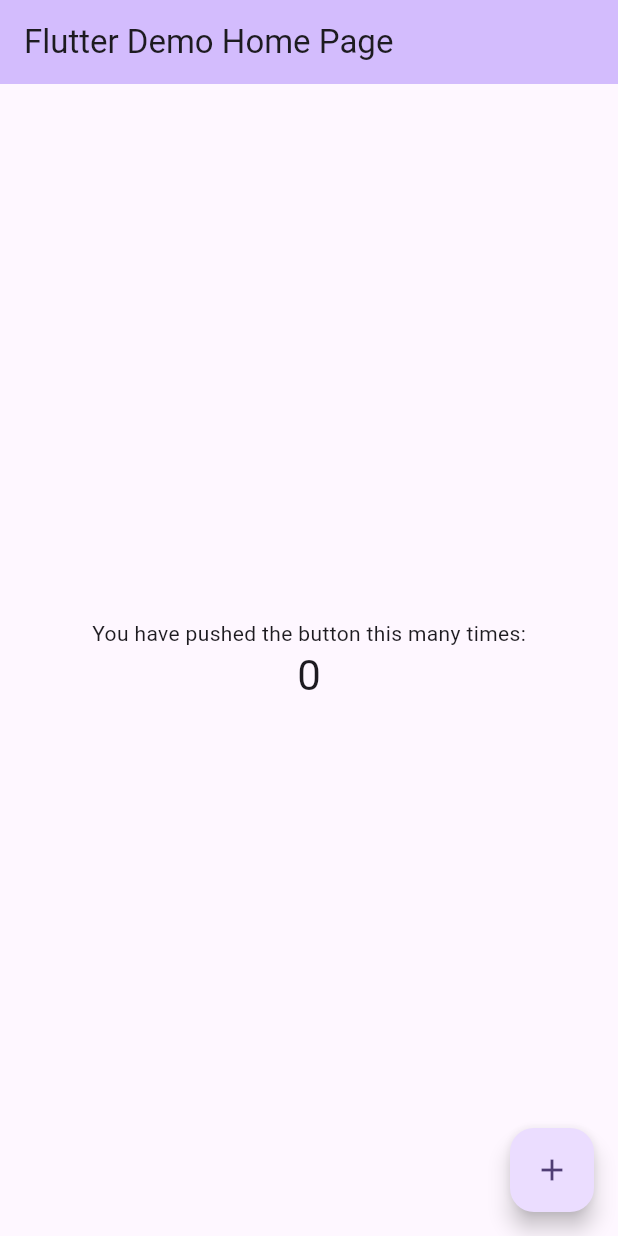
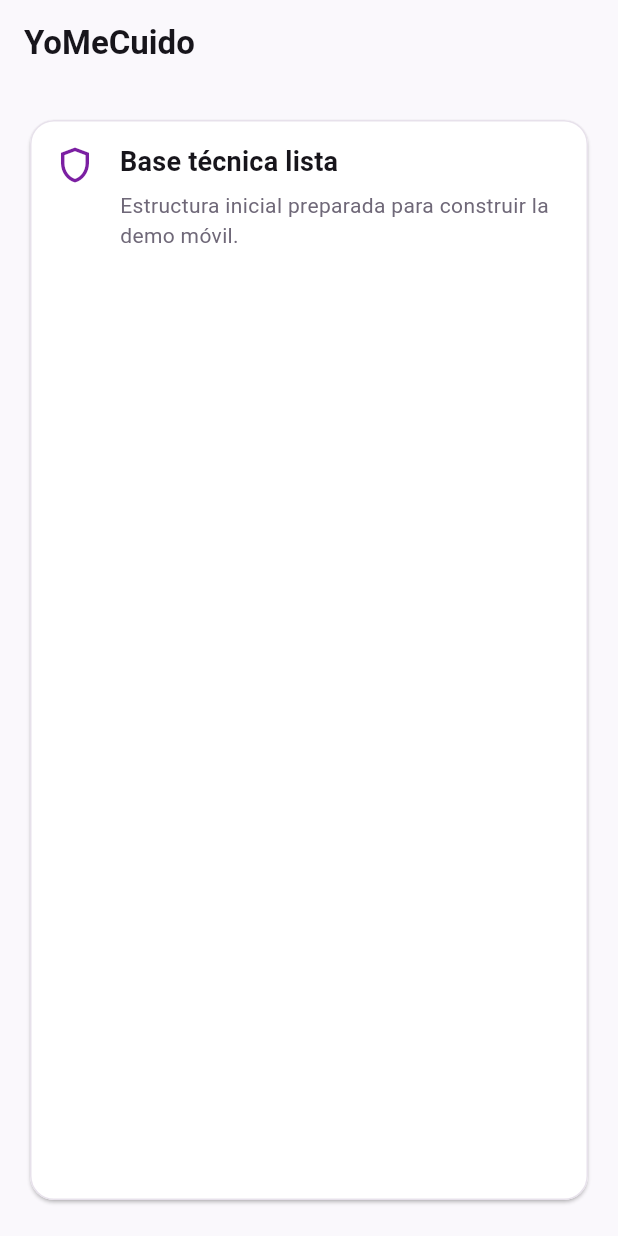
Before and after one commit to sistemas4cecasem/YoMeCuido, a Flutter app: the screen it shows after launch, on a phone screen of 412 x 824 dp. Run offline on Flutter 3.47's test engine with Material 3 defaults, Android fonts, the phone set to English and light mode, and no system bars.

Commit message:
feat: configurar base tecnica y visual de la demo
Resumen:

- reemplaza el contador inicial de Flutter por la entrada YoMeCuidoApp

- agrega estructura base de app, router, textos, tema y widgets compartidos

- configura Material 3, ThemeMode.system y temas claro/oscuro

- actualiza la prueba inicial para validar el arranque tecnico

```diff
--- /dev/null
+++ b/lib/app/app.dart
@@ -0,0 +1,22 @@
+import 'package:flutter/material.dart';
+
+import '../core/theme/app_theme.dart';
+import 'app_router.dart';
+import 'app_strings.dart';
+
+class YoMeCuidoApp extends StatelessWidget {
+  const YoMeCuidoApp({super.key});
+
+  @override
+  Widget build(BuildContext context) {
+    return MaterialApp(
+      title: AppStrings.appName,
+      debugShowCheckedModeBanner: false,
+      themeMode: ThemeMode.system,
+      theme: AppTheme.light(),
+      darkTheme: AppTheme.dark(),
+      initialRoute: AppRoutes.home,
+      onGenerateRoute: AppRouter.onGenerateRoute,
+    );
+  }
+}
--- /dev/null
+++ b/lib/app/app_router.dart
@@ -0,0 +1,39 @@
+import 'package:flutter/material.dart';
+
+import '../shared/widgets/app_scaffold.dart';
+import '../shared/widgets/info_card.dart';
+import 'app_strings.dart';
+
+abstract final class AppRoutes {
+  static const home = '/';
+}
+
+abstract final class AppRouter {
+  static Route<dynamic> onGenerateRoute(RouteSettings settings) {
+    return MaterialPageRoute<void>(
+      settings: settings,
+      builder: (context) {
+        return switch (settings.name) {
+          AppRoutes.home || null => const _FoundationRoute(),
+          _ => const _FoundationRoute(),
+        };
+      },
+    );
+  }
+}
+
+class _FoundationRoute extends StatelessWidget {
+  const _FoundationRoute();
+
+  @override
+  Widget build(BuildContext context) {
+    return const AppScaffold(
+      title: AppStrings.appName,
+      child: InfoCard(
+        title: AppStrings.foundationTitle,
+        body: AppStrings.foundationDescription,
+        icon: Icons.shield_outlined,
+      ),
+    );
+  }
+}
--- /dev/null
+++ b/lib/app/app_strings.dart
@@ -0,0 +1,8 @@
+abstract final class AppStrings {
+  static const appName = 'YoMeCuido';
+  static const appTagline = 'Aprende a protegerte en el mundo digital.';
+
+  static const foundationTitle = 'Base técnica lista';
+  static const foundationDescription =
+      'Estructura inicial preparada para construir la demo móvil.';
+}
--- /dev/null
+++ b/lib/core/theme/app_colors.dart
@@ -0,0 +1,112 @@
+import 'package:flutter/material.dart';
+
+@immutable
+class AppPalette extends ThemeExtension<AppPalette> {
+  const AppPalette({
+    required this.orange,
+    required this.purple,
+    required this.purpleSoft,
+    required this.background,
+    required this.surface,
+    required this.surfaceHigh,
+    required this.textPrimary,
+    required this.textMuted,
+    required this.border,
+    required this.error,
+    required this.success,
+  });
+
+  static const light = AppPalette(
+    orange: Color(0xFFFF8A00),
+    purple: Color(0xFF7B1FA2),
+    purpleSoft: Color(0xFFF7F2FF),
+    background: Color(0xFFFAF8FC),
+    surface: Color(0xFFFFFFFF),
+    surfaceHigh: Color(0xFFFFFFFF),
+    textPrimary: Color(0xFF17151B),
+    textMuted: Color(0xFF6F6878),
+    border: Color(0xFFE7E1EB),
+    error: Color(0xFFB3261E),
+    success: Color(0xFF2E7D32),
+  );
+
+  static const dark = AppPalette(
+    orange: Color(0xFFFF9D24),
+    purple: Color(0xFF9C4DCC),
+    purpleSoft: Color(0xFF2C1838),
+    background: Color(0xFF0B1117),
+    surface: Color(0xFF141B23),
+    surfaceHigh: Color(0xFF1B2430),
+    textPrimary: Color(0xFFF5F7FA),
+    textMuted: Color(0xFFAAB3BE),
+    border: Color(0xFF2C3744),
+    error: Color(0xFFFFB4AB),
+    success: Color(0xFF8BD49C),
+  );
+
+  final Color orange;
+  final Color purple;
+  final Color purpleSoft;
+  final Color background;
+  final Color surface;
+  final Color surfaceHigh;
+  final Color textPrimary;
+  final Color textMuted;
+  final Color border;
+  final Color error;
+  final Color success;
+
+  @override
+  AppPalette copyWith({
+    Color? orange,
+    Color? purple,
+    Color? purpleSoft,
+    Color? background,
+    Color? surface,
+    Color? surfaceHigh,
+    Color? textPrimary,
+    Color? textMuted,
+    Color? border,
+    Color? error,
+    Color? success,
+  }) {
+    return AppPalette(
+      orange: orange ?? this.orange,
+      purple: purple ?? this.purple,
+      purpleSoft: purpleSoft ?? this.purpleSoft,
+      background: background ?? this.background,
+      surface: surface ?? this.surface,
+      surfaceHigh: surfaceHigh ?? this.surfaceHigh,
+      textPrimary: textPrimary ?? this.textPrimary,
+      textMuted: textMuted ?? this.textMuted,
+      border: border ?? this.border,
+      error: error ?? this.error,
+      success: success ?? this.success,
+    );
+  }
+
+  @override
+  AppPalette lerp(ThemeExtension<AppPalette>? other, double t) {
+    if (other is! AppPalette) {
+      return this;
+    }
+
+    return AppPalette(
+      orange: Color.lerp(orange, other.orange, t)!,
+      purple: Color.lerp(purple, other.purple, t)!,
+      purpleSoft: Color.lerp(purpleSoft, other.purpleSoft, t)!,
+      background: Color.lerp(background, other.background, t)!,
+      surface: Color.lerp(surface, other.surface, t)!,
+      surfaceHigh: Color.lerp(surfaceHigh, other.surfaceHigh, t)!,
+      textPrimary: Color.lerp(textPrimary, other.textPrimary, t)!,
+      textMuted: Color.lerp(textMuted, other.textMuted, t)!,
+      border: Color.lerp(border, other.border, t)!,
+      error: Color.lerp(error, other.error, t)!,
+      success: Color.lerp(success, other.success, t)!,
+    );
+  }
+}
+
+extension AppPaletteAccess on BuildContext {
+  AppPalette get palette => Theme.of(this).extension<AppPalette>()!;
+}
--- /dev/null
+++ b/lib/core/theme/app_spacing.dart
@@ -0,0 +1,35 @@
+import 'package:flutter/material.dart';
+
+abstract final class AppSpacing {
+  static const xxs = 4.0;
+  static const xs = 8.0;
+  static const sm = 12.0;
+  static const md = 16.0;
+  static const screen = 20.0;
+  static const lg = 24.0;
+  static const xl = 32.0;
+}
+
+abstract final class AppRadii {
+  static const sm = 8.0;
+  static const button = 14.0;
+  static const card = 16.0;
+}
+
+abstract final class AppSizing {
+  static const minTouchTarget = 48.0;
+  static const primaryButtonHeight = 52.0;
+  static const maxContentWidth = 560.0;
+}
+
+abstract final class AppInsets {
+  static const screen = EdgeInsets.symmetric(
+    horizontal: AppSpacing.screen,
+    vertical: AppSpacing.lg,
+  );
+  static const card = EdgeInsets.all(AppSpacing.md);
+  static const button = EdgeInsets.symmetric(
+    horizontal: AppSpacing.md,
+    vertical: AppSpacing.sm,
+  );
+}
--- /dev/null
+++ b/lib/core/theme/app_theme.dart
@@ -0,0 +1,88 @@
+import 'package:flutter/material.dart';
+
+import 'app_colors.dart';
+import 'app_spacing.dart';
+import 'app_typography.dart';
+
+abstract final class AppTheme {
+  static ThemeData light() => _build(AppPalette.light, Brightness.light);
+
+  static ThemeData dark() => _build(AppPalette.dark, Brightness.dark);
+
+  static ThemeData _build(AppPalette palette, Brightness brightness) {
+    final colorScheme = ColorScheme(
+      brightness: brightness,
+      primary: palette.purple,
+      onPrimary: Colors.white,
+      secondary: palette.orange,
+      onSecondary: Colors.black,
+      error: palette.error,
+      onError: brightness == Brightness.light
+          ? Colors.white
+          : const Color(0xFF601410),
+      surface: palette.surface,
+      onSurface: palette.textPrimary,
+    );
+
+    final textTheme = AppTypography.textTheme(
+      palette.textPrimary,
+      palette.textMuted,
+    );
+
+    return ThemeData(
+      useMaterial3: true,
+      brightness: brightness,
+      colorScheme: colorScheme,
+      scaffoldBackgroundColor: palette.background,
+      textTheme: textTheme,
+      extensions: <ThemeExtension<dynamic>>[palette],
+      appBarTheme: AppBarTheme(
+        centerTitle: false,
+        elevation: 0,
+        scrolledUnderElevation: 0,
+        backgroundColor: palette.background,
+        foregroundColor: palette.textPrimary,
+        titleTextStyle: textTheme.titleLarge,
+      ),
+      cardTheme: CardThemeData(
+        color: palette.surface,
+        elevation: brightness == Brightness.light ? 1 : 0,
+        margin: EdgeInsets.zero,
+        shape: RoundedRectangleBorder(
+          borderRadius: BorderRadius.circular(AppRadii.card),
+          side: BorderSide(color: palette.border),
+        ),
+      ),
+      elevatedButtonTheme: ElevatedButtonThemeData(
+        style: ElevatedButton.styleFrom(
+          minimumSize: const Size.fromHeight(AppSizing.primaryButtonHeight),
+          padding: AppInsets.button,
+          elevation: 0,
+          backgroundColor: palette.purple,
+          foregroundColor: Colors.white,
+          disabledBackgroundColor: palette.border,
+          disabledForegroundColor: palette.textMuted,
+          textStyle: textTheme.labelLarge,
+          shape: RoundedRectangleBorder(
+            borderRadius: BorderRadius.circular(AppRadii.button),
+          ),
+        ),
+      ),
+      outlinedButtonTheme: OutlinedButtonThemeData(
+        style: OutlinedButton.styleFrom(
+          minimumSize: const Size.fromHeight(AppSizing.primaryButtonHeight),
+          padding: AppInsets.button,
+          foregroundColor: palette.purple,
+          disabledForegroundColor: palette.textMuted,
+          textStyle: textTheme.labelLarge,
+          side: BorderSide(color: palette.border),
+          shape: RoundedRectangleBorder(
+            borderRadius: BorderRadius.circular(AppRadii.button),
+          ),
+        ),
+      ),
+      iconTheme: IconThemeData(color: palette.purple),
+      dividerTheme: DividerThemeData(color: palette.border),
+    );
+  }
+}
--- /dev/null
+++ b/lib/core/theme/app_typography.dart
@@ -0,0 +1,58 @@
+import 'package:flutter/material.dart';
+
+abstract final class AppTypography {
+  static TextTheme textTheme(Color textPrimary, Color textMuted) {
+    const base = TextTheme();
+
+    return base.copyWith(
+      displaySmall: TextStyle(
+        color: textPrimary,
+        fontSize: 32,
+        fontWeight: FontWeight.w700,
+        height: 1.15,
+      ),
+      headlineMedium: TextStyle(
+        color: textPrimary,
+        fontSize: 26,
+        fontWeight: FontWeight.w700,
+        height: 1.2,
+      ),
+      titleLarge: TextStyle(
+        color: textPrimary,
+        fontSize: 22,
+        fontWeight: FontWeight.w700,
+        height: 1.25,
+      ),
+      titleMedium: TextStyle(
+        color: textPrimary,
+        fontSize: 18,
+        fontWeight: FontWeight.w600,
+        height: 1.3,
+      ),
+      titleSmall: TextStyle(
+        color: textPrimary,
+        fontSize: 16,
+        fontWeight: FontWeight.w600,
+        height: 1.35,
+      ),
+      bodyLarge: TextStyle(
+        color: textPrimary,
+        fontSize: 16,
+        fontWeight: FontWeight.w400,
+        height: 1.5,
+      ),
+      bodyMedium: TextStyle(
+        color: textMuted,
+        fontSize: 14,
+        fontWeight: FontWeight.w400,
+        height: 1.45,
+      ),
+      labelLarge: TextStyle(
+        color: textPrimary,
+        fontSize: 16,
+        fontWeight: FontWeight.w600,
+        height: 1.2,
+      ),
+    );
+  }
+}
--- a/lib/main.dart
+++ b/lib/main.dart
@@ -1,122 +1,7 @@
 import 'package:flutter/material.dart';
 
+import 'app/app.dart';
+
 void main() {
-  runApp(const MyApp());
+  runApp(const YoMeCuidoApp());
 }
-
-class MyApp extends StatelessWidget {
-  const MyApp({super.key});
-
-  // This widget is the root of your application.
-  @override
-  Widget build(BuildContext context) {
-    return MaterialApp(
-      title: 'Flutter Demo',
-      theme: ThemeData(
-        // This is the theme of your application.
-        //
-        // TRY THIS: Try running your application with "flutter run". You'll see
-        // the application has a purple toolbar. Then, without quitting the app,
-        // try changing the seedColor in the colorScheme below to Colors.green
-        // and then invoke "hot reload" (save your changes or press the "hot
-        // reload" button in a Flutter-supported IDE, or press "r" if you used
-        // the command line to start the app).
-        //
-        // Notice that the counter didn't reset back to zero; the application
-        // state is not lost during the reload. To reset the state, use hot
-        // restart instead.
-        //
-        // This works for code too, not just values: Most code changes can be
-        // tested with just a hot reload.
-        colorScheme: .fromSeed(seedColor: Colors.deepPurple),
-      ),
-      home: const MyHomePage(title: 'Flutter Demo Home Page'),
-    );
-  }
-}
-
-class MyHomePage extends StatefulWidget {
-  const MyHomePage({super.key, required this.title});
-
-  // This widget is the home page of your application. It is stateful, meaning
-  // that it has a State object (defined below) that contains fields that affect
-  // how it looks.
-
-  // This class is the configuration for the state. It holds the values (in this
-  // case the title) provided by the parent (in this case the App widget) and
-  // used by the build method of the State. Fields in a Widget subclass are
-  // always marked "final".
-
-  final String title;
-
-  @override
-  State<MyHomePage> createState() => _MyHomePageState();
-}
-
-class _MyHomePageState extends State<MyHomePage> {
-  int _counter = 0;
-
-  void _incrementCounter() {
-    setState(() {
-      // This call to setState tells the Flutter framework that something has
-      // changed in this State, which causes it to rerun the build method below
-      // so that the display can reflect the updated values. If we changed
-      // _counter without calling setState(), then the build method would not be
-      // called again, and so nothing would appear to happen.
-      _counter++;
-    });
-  }
-
-  @override
-  Widget build(BuildContext context) {
-    // This method is rerun every time setState is called, for instance as done
-    // by the _incrementCounter method above.
-    //
-    // The Flutter framework has been optimized to make rerunning build methods
-    // fast, so that you can just rebuild anything that needs updating rather
-    // than having to individually change instances of widgets.
-    return Scaffold(
-      appBar: AppBar(
-        // TRY THIS: Try changing the color here to a specific color (to
-        // Colors.amber, perhaps?) and trigger a hot reload to see the AppBar
-        // change color while the other colors stay the same.
-        backgroundColor: Theme.of(context).colorScheme.inversePrimary,
-        // Here we take the value from the MyHomePage object that was created by
-        // the App.build method, and use it to set our appbar title.
-        title: Text(widget.title),
-      ),
-      body: Center(
-        // Center is a layout widget. It takes a single child and positions it
-        // in the middle of the parent.
-        child: Column(
-          // Column is also a layout widget. It takes a list of children and
-          // arranges them vertically. By default, it sizes itself to fit its
-          // children horizontally, and tries to be as tall as its parent.
-          //
-          // Column has various properties to control how it sizes itself and
-          // how it positions its children. Here we use mainAxisAlignment to
-          // center the children vertically; the main axis here is the vertical
-          // axis because Columns are vertical (the cross axis would be
-          // horizontal).
-          //
-          // TRY THIS: Invoke "debug painting" (choose the "Toggle Debug Paint"
-          // action in the IDE, or press "p" in the console), to see the
-          // wireframe for each widget.
-          mainAxisAlignment: .center,
-          children: [
-            const Text('You have pushed the button this many times:'),
-            Text(
-              '$_counter',
-              style: Theme.of(context).textTheme.headlineMedium,
-            ),
-          ],
-        ),
-      ),
-      floatingActionButton: FloatingActionButton(
-        onPressed: _incrementCounter,
-        tooltip: 'Increment',
-        child: const Icon(Icons.add),
-      ),
-    );
-  }
-}
--- /dev/null
+++ b/lib/shared/widgets/app_scaffold.dart
@@ -0,0 +1,42 @@
+import 'package:flutter/material.dart';
+
+import '../../core/theme/app_spacing.dart';
+
+class AppScaffold extends StatelessWidget {
+  const AppScaffold({
+    required this.child,
+    this.title,
+    this.actions,
+    this.bottomNavigationBar,
+    this.floatingActionButton,
+    super.key,
+  });
+
+  final String? title;
+  final List<Widget>? actions;
+  final Widget child;
+  final Widget? bottomNavigationBar;
+  final Widget? floatingActionButton;
+
+  @override
+  Widget build(BuildContext context) {
+    return Scaffold(
+      appBar: title == null
+          ? null
+          : AppBar(title: Text(title!), actions: actions),
+      bottomNavigationBar: bottomNavigationBar,
+      floatingActionButton: floatingActionButton,
+      body: SafeArea(
+        child: Align(
+          alignment: Alignment.topCenter,
+          child: ConstrainedBox(
+            constraints: const BoxConstraints(
+              maxWidth: AppSizing.maxContentWidth,
+            ),
+            child: Padding(padding: AppInsets.screen, child: child),
+          ),
+        ),
+      ),
+    );
+  }
+}
--- /dev/null
+++ b/lib/shared/widgets/info_card.dart
@@ -0,0 +1,51 @@
+import 'package:flutter/material.dart';
+
+import '../../core/theme/app_colors.dart';
+import '../../core/theme/app_spacing.dart';
+
+class InfoCard extends StatelessWidget {
+  const InfoCard({
+    required this.title,
+    required this.body,
+    this.icon,
+    super.key,
+  });
+
+  final String title;
+  final String body;
+  final IconData? icon;
+
+  @override
+  Widget build(BuildContext context) {
+    final palette = context.palette;
+    final textTheme = Theme.of(context).textTheme;
+
+    return Card(
+      child: Padding(
+        padding: AppInsets.card,
+        child: Row(
+          crossAxisAlignment: CrossAxisAlignment.start,
+          children: [
+            if (icon != null) ...[
+              Semantics(
+                label: title,
+                child: Icon(icon, color: palette.purple, size: 28),
+              ),
+              const SizedBox(width: AppSpacing.md),
+            ],
+            Expanded(
+              child: Column(
+                crossAxisAlignment: CrossAxisAlignment.start,
+                children: [
+                  Text(title, style: textTheme.titleMedium),
+                  const SizedBox(height: AppSpacing.xs),
+                  Text(body, style: textTheme.bodyMedium),
+                ],
+              ),
+            ),
+          ],
+        ),
+      ),
+    );
+  }
+}
--- /dev/null
+++ b/lib/shared/widgets/primary_button.dart
@@ -0,0 +1,33 @@
+import 'package:flutter/material.dart';
+
+class PrimaryButton extends StatelessWidget {
+  const PrimaryButton({
+    required this.label,
+    required this.onPressed,
+    this.icon,
+    this.semanticsLabel,
+    super.key,
+  });
+
+  final String label;
+  final VoidCallback? onPressed;
+  final IconData? icon;
+  final String? semanticsLabel;
+
+  @override
+  Widget build(BuildContext context) {
+    final button = icon == null
+        ? ElevatedButton(onPressed: onPressed, child: Text(label))
+        : ElevatedButton.icon(
+            onPressed: onPressed,
+            icon: Icon(icon),
+            label: Text(label),
+          );
+
+    return Semantics(
+      button: true,
+      label: semanticsLabel ?? label,
+      child: button,
+    );
+  }
+}
--- /dev/null
+++ b/lib/shared/widgets/secondary_button.dart
@@ -0,0 +1,33 @@
+import 'package:flutter/material.dart';
+
+class SecondaryButton extends StatelessWidget {
+  const SecondaryButton({
+    required this.label,
+    required this.onPressed,
+    this.icon,
+    this.semanticsLabel,
+    super.key,
+  });
+
+  final String label;
+  final VoidCallback? onPressed;
+  final IconData? icon;
+  final String? semanticsLabel;
+
+  @override
+  Widget build(BuildContext context) {
+    final button = icon == null
+        ? OutlinedButton(onPressed: onPressed, child: Text(label))
+        : OutlinedButton.icon(
+            onPressed: onPressed,
+            icon: Icon(icon),
+            label: Text(label),
+          );
+
+    return Semantics(
+      button: true,
+      label: semanticsLabel ?? label,
+      child: button,
+    );
+  }
+}
```
Also changed, not shown: 1 other file.
